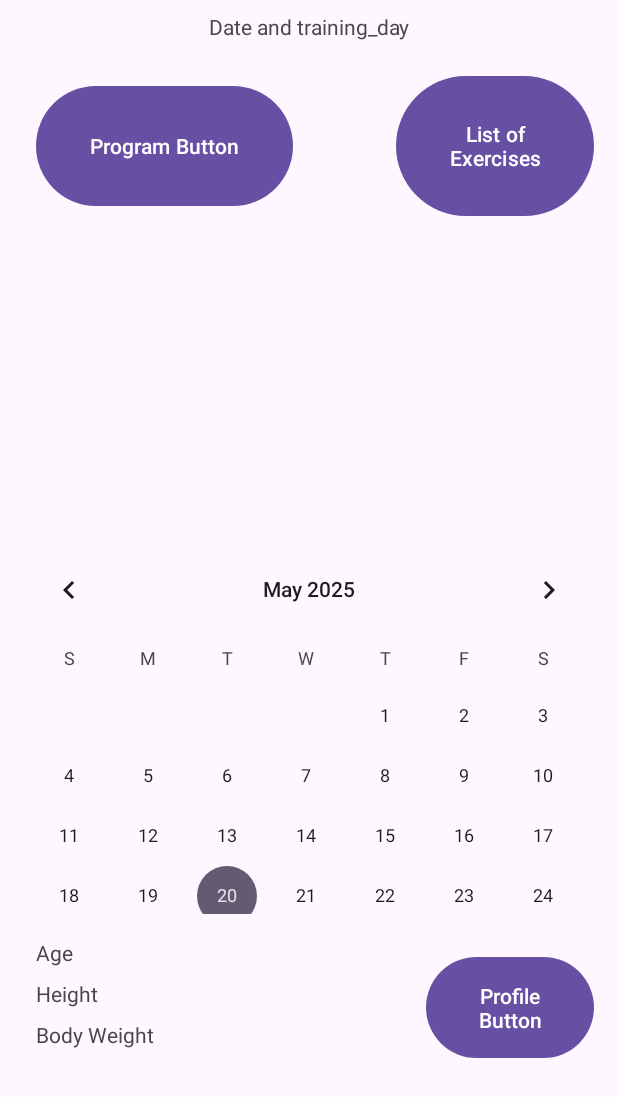
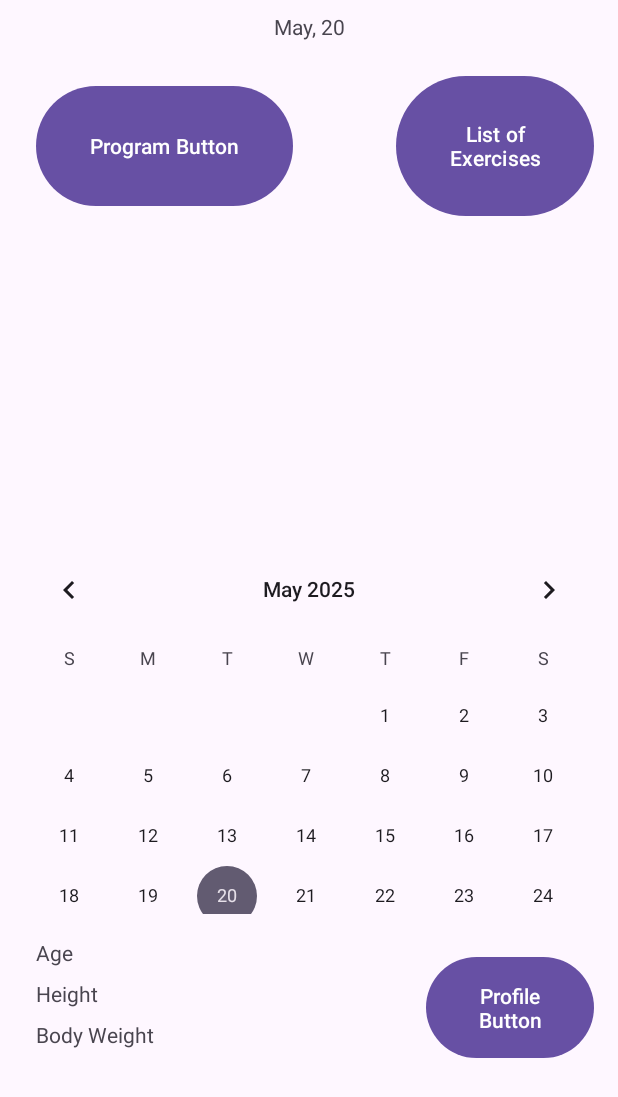
Before and after one commit to Ducnnn/Project-Gym, an Android app: the screen it shows after launch once a user with an empty profile is signed in (MainMenuActivity), on a phone screen of 412 x 824 dp. Shown: the top 1097 px of the screen. Run offline under Robolectric (Android 15) with nearby library versions, the phone set to English and light mode, and no system bars; our stand-ins replace Firebase (no records; nobody signed in at launch, a user with empty details on screens opened directly).

Commit message:
Fixed bugs and created navigation between menus

```diff
--- a/app/src/main/java/com/example/projectgym/MainMenuActivity.kt
+++ b/app/src/main/java/com/example/projectgym/MainMenuActivity.kt
@@ -25,10 +25,6 @@ class MainMenuActivity : AppCompatActivity() {
             v.setPadding(systemBars.left, systemBars.top, systemBars.right, systemBars.bottom)
             insets
         }
-        auth = Firebase.auth
-        val txt = findViewById<TextView>(R.id.txt_name)
-        val currentMoment = Clock.System.now()
-        val datetime = currentMoment.toLocalDateTime(TimeZone.currentSystemDefault())
-        txt.text = "$datetime"
+
     }
 }
--- a/app/src/main/java/com/example/projectgym/MainMenuFragment.kt
+++ b/app/src/main/java/com/example/projectgym/MainMenuFragment.kt
@@ -5,7 +5,10 @@ import androidx.fragment.app.Fragment
 import android.view.LayoutInflater
 import android.view.View
 import android.view.ViewGroup
+import android.widget.Button
 import android.widget.TextView
+import androidx.constraintlayout.widget.ConstraintLayout
+import androidx.navigation.fragment.findNavController
 import kotlinx.datetime.*
 import java.text.SimpleDateFormat
 import java.util.Calendar
@@ -24,11 +27,31 @@ class MainMenuFragment : Fragment() {
 
     override fun onViewCreated(view: View, savedInstanceState: Bundle?) {
         super.onViewCreated(view, savedInstanceState)
-        val txt = view.findViewById<TextView>(R.id.txt_day)
+        val tvDateAndTrainingDay = view.findViewById<TextView>(R.id.date_and_training_day)
 
         val calendar = Calendar.getInstance().time
-        val locale = Locale.getDefault() //
+        val locale = Locale.getDefault()
         val dateFormat = SimpleDateFormat("MMM, dd", locale).format(calendar)
-        txt.text = dateFormat
+        tvDateAndTrainingDay.text = dateFormat
+
+
+
+        val btnProgram = view.findViewById<Button>(R.id.program_button)
+        val btnCurDay = view.findViewById<Button>(R.id.list_of_exercises)
+        val btnProfile = view.findViewById<Button>(R.id.profile_button)
+        val mealsLayout = view.findViewById<ConstraintLayout>(R.id.chart_layout)
+
+        btnProgram.setOnClickListener {
+            findNavController().navigate(R.id.action_mainMenuFragment_to_trainingPlanMenuFragment)
+        }
+        btnCurDay.setOnClickListener {
+            findNavController().navigate(R.id.action_mainMenuFragment_to_currentDayFragment)
+        }
+        btnProfile.setOnClickListener {
+            findNavController().navigate(R.id.action_mainMenuFragment_to_profileMenuFragment)
+        }
+        mealsLayout.setOnClickListener {
+            findNavController().navigate(R.id.action_mainMenuFragment_to_mealsMenuFragment)
+        }
     }
 }
--- a/app/src/main/res/layout/activity_main_menu.xml
+++ b/app/src/main/res/layout/activity_main_menu.xml
@@ -6,6 +6,7 @@
     android:layout_width="match_parent"
     android:layout_height="match_parent"
     tools:context=".MainMenuActivity">
+
     <androidx.fragment.app.FragmentContainerView
         android:id="@+id/fragmentContainerView"
         android:name="androidx.navigation.fragment.NavHostFragment"
--- a/app/src/main/res/layout/fragment_current_day.xml
+++ b/app/src/main/res/layout/fragment_current_day.xml
@@ -6,15 +6,11 @@
     android:layout_height="match_parent"
     tools:context=".CurrentDayFragment">
 
-    <!-- TODO: delete this constraint layout -->
-
-        <!-- TODO: make recyclerView 0 dp high and manage the widths, add margins for it to look pretty-->
         <LinearLayout
             android:id="@+id/linearLayout"
             android:layout_width="match_parent"
             android:layout_height="match_parent"
             android:layout_marginTop="39dp"
-            android:layout_marginBottom="53dp"
             android:orientation="vertical"
             android:weightSum="1">
 
--- a/app/src/main/res/layout/fragment_main_menu.xml
+++ b/app/src/main/res/layout/fragment_main_menu.xml
@@ -1,27 +1,27 @@
 <?xml version="1.0" encoding="utf-8"?>
 <FrameLayout xmlns:android="http://schemas.android.com/apk/res/android"
     xmlns:app="http://schemas.android.com/apk/res-auto"
+    xmlns:tools="http://schemas.android.com/tools"
     android:layout_width="match_parent"
-    android:layout_height="match_parent">
+    android:layout_height="match_parent"
+    tools:context=".MainMenuFragment">
 
     <androidx.constraintlayout.widget.ConstraintLayout
         android:layout_width="match_parent"
         android:layout_height="match_parent">
 
-        <!-- Date and Training Day TextView -->
         <TextView
             android:id="@+id/date_and_training_day"
             android:layout_width="0dp"
             android:layout_height="wrap_content"
+            android:padding="8dp"
             android:text="Date and training_day"
             android:textAlignment="center"
-            android:padding="8dp"
+            app:layout_constraintEnd_toEndOf="parent"
+            app:layout_constraintStart_toStartOf="parent"
             app:layout_constraintTop_toTopOf="parent"
-            app:layout_constraintStart_toStartOf="parent"
-            app:layout_constraintEnd_toEndOf="parent"
             app:layout_constraintWidth_default="spread" />
 
-        <!-- First Row Buttons -->
         <androidx.constraintlayout.widget.ConstraintLayout
             android:id="@+id/first_inner_layout"
             android:layout_width="match_parent"
@@ -32,21 +32,21 @@
                 android:id="@+id/program_button"
                 android:layout_width="171dp"
                 android:layout_height="88dp"
+                android:layout_marginStart="24dp"
                 android:text="Program Button"
-                app:layout_constraintTop_toTopOf="parent"
                 app:layout_constraintBottom_toBottomOf="parent"
                 app:layout_constraintStart_toStartOf="parent"
-                android:layout_marginStart="24dp"/>
+                app:layout_constraintTop_toTopOf="parent" />
 
             <Button
                 android:id="@+id/list_of_exercises"
                 android:layout_width="132dp"
                 android:layout_height="101dp"
+                android:layout_marginEnd="16dp"
                 android:text="List of Exercises"
-                app:layout_constraintTop_toTopOf="parent"
                 app:layout_constraintBottom_toBottomOf="parent"
                 app:layout_constraintEnd_toEndOf="parent"
-                android:layout_marginEnd="16dp"/>
+                app:layout_constraintTop_toTopOf="parent" />
         </androidx.constraintlayout.widget.ConstraintLayout>
 
         <!-- Pie Chart / Water Bottle Placeholder -->
@@ -70,10 +70,10 @@
                 android:id="@+id/calendar"
                 android:layout_width="0dp"
                 android:layout_height="match_parent"
-                app:layout_constraintTop_toTopOf="parent"
                 app:layout_constraintBottom_toBottomOf="parent"
+                app:layout_constraintEnd_toEndOf="parent"
                 app:layout_constraintStart_toStartOf="parent"
-                app:layout_constraintEnd_toEndOf="parent"/>
+                app:layout_constraintTop_toTopOf="parent" />
         </androidx.constraintlayout.widget.ConstraintLayout>
 
         <!-- Profile Info Section -->
@@ -87,41 +87,41 @@
                 android:id="@+id/age"
                 android:layout_width="wrap_content"
                 android:layout_height="wrap_content"
+                android:layout_marginStart="24dp"
+                android:layout_marginTop="16dp"
                 android:text="Age"
-                app:layout_constraintTop_toTopOf="parent"
                 app:layout_constraintStart_toStartOf="parent"
-                android:layout_marginStart="24dp"
-                android:layout_marginTop="16dp"/>
+                app:layout_constraintTop_toTopOf="parent" />
 
             <TextView
                 android:id="@+id/height"
                 android:layout_width="wrap_content"
                 android:layout_height="wrap_content"
+                android:layout_marginStart="24dp"
+                android:layout_marginTop="8dp"
                 android:text="Height"
-                app:layout_constraintTop_toBottomOf="@id/age"
                 app:layout_constraintStart_toStartOf="parent"
-                android:layout_marginStart="24dp"
-                android:layout_marginTop="8dp"/>
+                app:layout_constraintTop_toBottomOf="@id/age" />
 
             <TextView
                 android:id="@+id/body_weight"
                 android:layout_width="wrap_content"
                 android:layout_height="wrap_content"
+                android:layout_marginStart="24dp"
+                android:layout_marginTop="8dp"
                 android:text="Body Weight"
-                app:layout_constraintTop_toBottomOf="@id/height"
                 app:layout_constraintStart_toStartOf="parent"
-                android:layout_marginStart="24dp"
-                android:layout_marginTop="8dp"/>
+                app:layout_constraintTop_toBottomOf="@id/height" />
 
             <Button
                 android:id="@+id/profile_button"
                 android:layout_width="112dp"
                 android:layout_height="75dp"
+                android:layout_marginEnd="16dp"
                 android:text="Profile Button"
-                app:layout_constraintTop_toTopOf="parent"
                 app:layout_constraintBottom_toBottomOf="parent"
                 app:layout_constraintEnd_toEndOf="parent"
-                android:layout_marginEnd="16dp"/>
+                app:layout_constraintTop_toTopOf="parent" />
         </androidx.constraintlayout.widget.ConstraintLayout>
 
     </androidx.constraintlayout.widget.ConstraintLayout>
--- a/app/src/main/res/navigation/navigation_graph.xml
+++ b/app/src/main/res/navigation/navigation_graph.xml
@@ -9,5 +9,38 @@
         android:id="@+id/mainMenuFragment"
         android:name="com.example.projectgym.MainMenuFragment"
         android:label="fragment_main_menu"
-        tools:layout="@layout/fragment_main_menu" />
+        tools:layout="@layout/fragment_main_menu" >
+        <action
+            android:id="@+id/action_mainMenuFragment_to_profileMenuFragment"
+            app:destination="@id/profileMenuFragment" />
+        <action
+            android:id="@+id/action_mainMenuFragment_to_currentDayFragment"
+            app:destination="@id/currentDayFragment" />
+        <action
+            android:id="@+id/action_mainMenuFragment_to_trainingPlanMenuFragment"
+            app:destination="@id/trainingPlanMenuFragment" />
+        <action
+            android:id="@+id/action_mainMenuFragment_to_mealsMenuFragment"
+            app:destination="@id/mealsMenuFragment" />
+    </fragment>
+    <fragment
+        android:id="@+id/profileMenuFragment"
+        android:name="com.example.projectgym.ProfileMenuFragment"
+        android:label="fragment_profile_menu"
+        tools:layout="@layout/fragment_profile_menu" />
+    <fragment
+        android:id="@+id/currentDayFragment"
+        android:name="com.example.projectgym.CurrentDayFragment"
+        android:label="fragment_current_day"
+        tools:layout="@layout/fragment_current_day" />
+    <fragment
+        android:id="@+id/trainingPlanMenuFragment"
+        android:name="com.example.projectgym.TrainingPlanMenuFragment"
+        android:label="fragment_training_plan_menu"
+        tools:layout="@layout/fragment_training_plan_menu" />
+    <fragment
+        android:id="@+id/mealsMenuFragment"
+        android:name="com.example.projectgym.MealsMenuFragment"
+        android:label="fragment_meals_menu"
+        tools:layout="@layout/fragment_meals_menu" />
 </navigation>
```
Also changed, not shown: app/src/main/res/layout/fragment_profile_menu.xml (+30 -35 lines).
